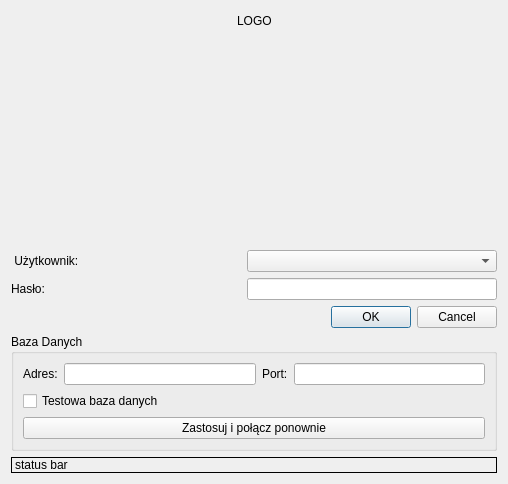
Before: the Qt Designer form MainWindow/LoginDialog.ui in konserw/koferta, drawn with Qt 5.
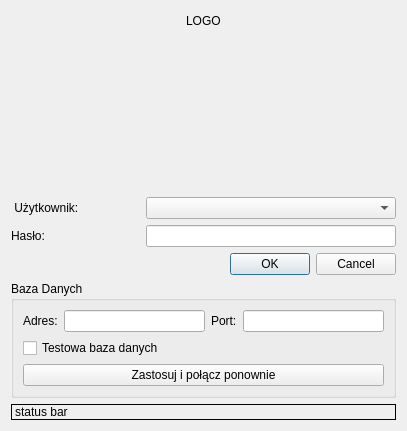
After: the same form once the commit is applied. Icons and pictures are not drawn.

Commit message: Basic login implementation; fixed user singleton

Patch:
```diff
--- a/MainWindow/LoginDialog.ui
+++ b/MainWindow/LoginDialog.ui
@@ -6,8 +6,8 @@
    <rect>
     <x>0</x>
     <y>0</y>
-    <width>508</width>
-    <height>484</height>
+    <width>407</width>
+    <height>431</height>
    </rect>
   </property>
   <property name="sizePolicy">
@@ -75,7 +75,7 @@
      <property name="sizeHint" stdset="0">
       <size>
        <width>20</width>
-       <height>153</height>
+       <height>100</height>
       </size>
      </property>
     </spacer>
```
The commit also changes 10 other files.
